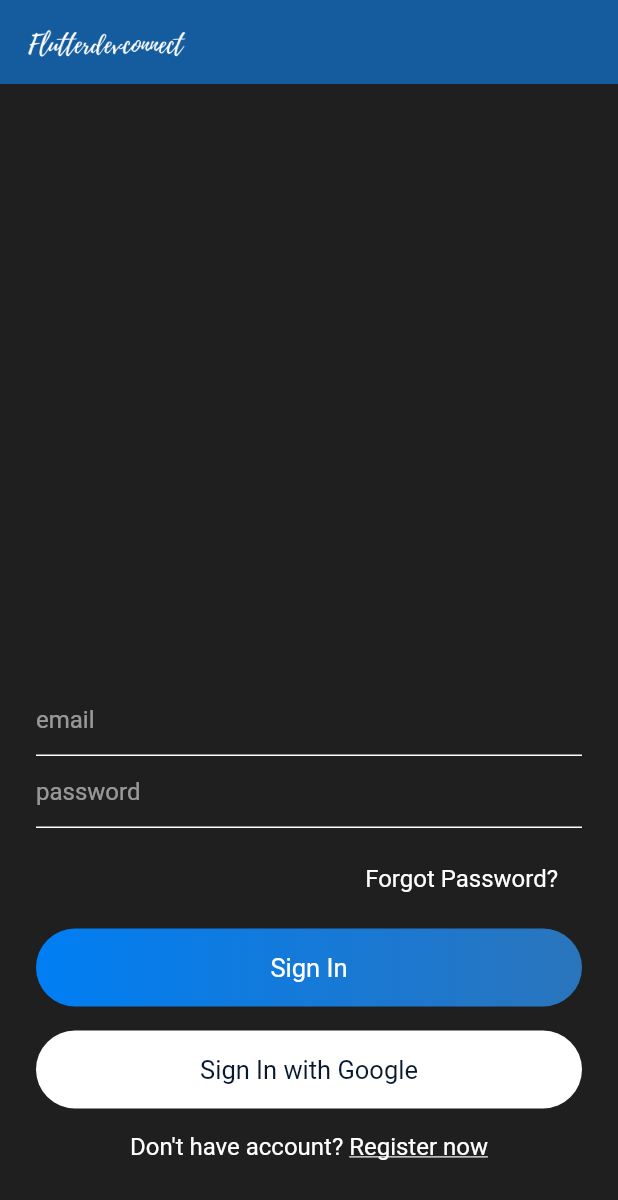
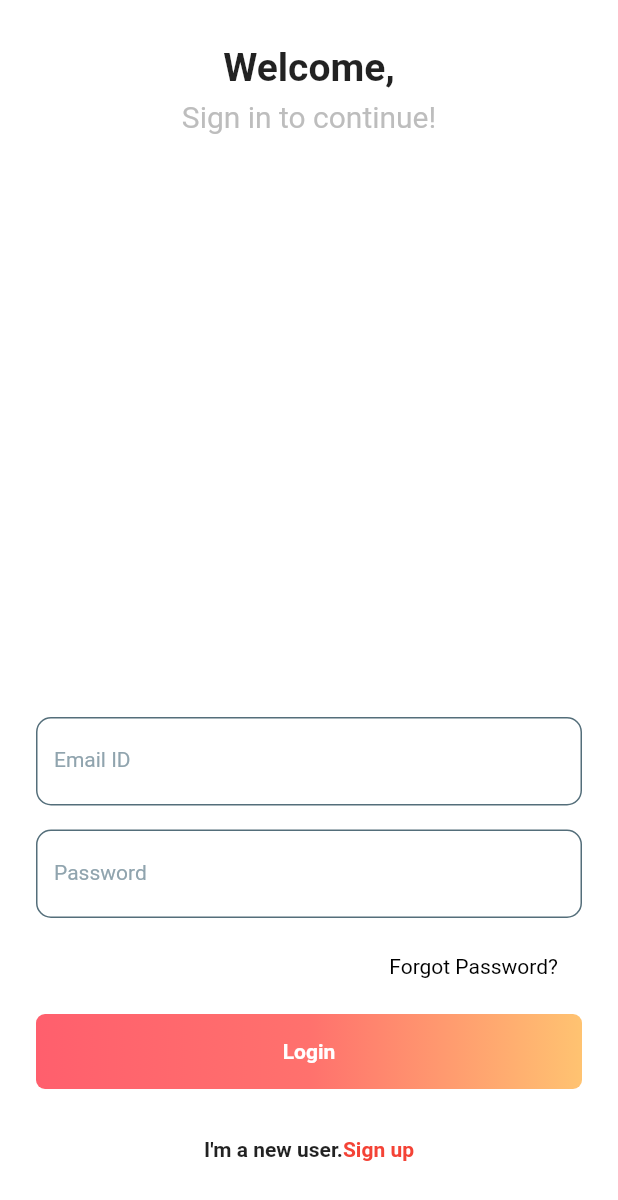
Before and after one commit to aruntemme/Chat-module-flutter-archived-, a Flutter app: the screen it shows after launch, on a phone screen of 412 x 824 dp. Shown: the top 1200 px of the screen. Run offline on Flutter 3.47's test engine with Material 2 defaults, Android fonts, the phone set to English and light mode, and no system bars; our stand-ins replace cloud_firestore, firebase_auth, modal_progress_hud, shared_preferences; accounts and stored records are empty; Roboto replaces fonts that are missing (OverpassRegular).

```diff
--- a/lib/helper/constants.dart
+++ b/lib/helper/constants.dart
@@ -1,7 +1,16 @@
+
+import 'package:flutter/cupertino.dart';
+import 'package:flutter/material.dart';
 
 class Constants{
 
   static String myName = "";
+  static String myFullName = "";
 
 
 }
+
+
+final kTextStyleBlack = TextStyle(
+  color: Colors.black,
+);
--- a/lib/helper/theme.dart
+++ b/lib/helper/theme.dart
@@ -2,5 +2,5 @@ import 'package:flutter/material.dart';
 
 class CustomTheme {
   static Color colorAccent = Color(0xff007EF4);
-  static Color textColor = Color(0xff071930);
+  static Color textColor = Colors.white;
 }
--- a/lib/main.dart
+++ b/lib/main.dart
@@ -38,7 +38,7 @@ class _MyAppState extends State<MyApp> {
       debugShowCheckedModeBanner: false,
       theme: ThemeData(
         primaryColor: Color(0xff145C9E),
-        scaffoldBackgroundColor: Color(0xff1F1F1F),
+        scaffoldBackgroundColor: Colors.white,
         accentColor: Color(0xff007EF4),
         fontFamily: "OverpassRegular",
         visualDensity: VisualDensity.adaptivePlatformDensity,
--- a/lib/views/signin.dart
+++ b/lib/views/signin.dart
@@ -1,5 +1,4 @@
 import 'package:flutterapp/helper/helperfunctions.dart';
-import 'package:flutterapp/helper/theme.dart';
 import 'package:flutterapp/services/auth.dart';
 import 'package:flutterapp/services/database.dart';
 import 'package:flutterapp/views/chatrooms.dart';
@@ -7,6 +6,7 @@ import 'package:flutterapp/views/forgot_password.dart';
 import 'package:flutterapp/widget/widget.dart';
 import 'package:cloud_firestore/cloud_firestore.dart';
 import 'package:flutter/material.dart';
+import 'package:flutterapp/helper/constants.dart';
 
 class SignIn extends StatefulWidget {
   final Function toggleView;
@@ -37,7 +37,7 @@ class _SignInState extends State<SignIn> {
           .signInWithEmailAndPassword(
               emailEditingController.text, passwordEditingController.text)
           .then((result) async {
-        if (result != null)  {
+        if (result != null) {
           QuerySnapshot userInfoSnapshot =
               await DatabaseMethods().getUserInfo(emailEditingController.text);
 
@@ -62,21 +62,55 @@ class _SignInState extends State<SignIn> {
   @override
   Widget build(BuildContext context) {
     return Scaffold(
-      appBar: appBarMain(context),
       body: isLoading
           ? Container(
               child: Center(child: CircularProgressIndicator()),
             )
           : Container(
               padding: EdgeInsets.symmetric(horizontal: 24),
+              child: SafeArea(
                 child: Column(
                   children: [
+                    SizedBox(
+                      height: 30,
+                    ),
+                    Text(
+                      "Welcome,",
+                      style:
+                          TextStyle(fontSize: 26, fontWeight: FontWeight.bold),
+                    ),
+                    SizedBox(
+                      height: 6,
+                    ),
+                    Text(
+                      "Sign in to continue!",
+                      style:
+                          TextStyle(fontSize: 20, color: Colors.grey.shade400),
+                    ),
+
                     Spacer(),
                     Form(
                       key: formKey,
                     child: Column(
                       children: [
                         TextFormField(
+                          decoration: InputDecoration(
+                            hintStyle: kTextStyleBlack,
+                            labelText: "Email ID",
+                            labelStyle: TextStyle(
+                                fontSize: 14, color: Colors.blueGrey[300]),
+                            enabledBorder: OutlineInputBorder(
+                              borderRadius: BorderRadius.circular(10),
+                              borderSide: BorderSide(
+                                color: Colors.blueGrey[600],
+                              ),
+                            ),
+                            focusedBorder: OutlineInputBorder(
+                                borderRadius: BorderRadius.circular(10),
+                                borderSide: BorderSide(
+                                  color: Colors.red,
+                                )),
+                          ),
                           keyboardType: TextInputType.emailAddress,
                           validator: (val) {
                             return RegExp(
@@ -87,18 +121,34 @@ class _SignInState extends State<SignIn> {
                           },
                           controller: emailEditingController,
                           style: simpleTextStyle(),
-                          decoration: textFieldInputDecoration("email"),
                         ),
+                        SizedBox(height: 16,),
                         TextFormField(
+                          decoration: InputDecoration(
+                            labelText: "Password",
+                            labelStyle: TextStyle(
+                                fontSize: 14, color: Colors.blueGrey[300]),
+                            enabledBorder: OutlineInputBorder(
+                              borderRadius: BorderRadius.circular(10),
+                              borderSide: BorderSide(
+                                color: Colors.blueGrey[600],
+                              ),
+                            ),
+                            focusedBorder: OutlineInputBorder(
+                                borderRadius: BorderRadius.circular(10),
+                                borderSide: BorderSide(
+                                  color: Colors.red,
+                                )),
+                          ),
                           obscureText: true,
                           validator: (val) {
                             return val.length >= 6
                                 ? null
-                                : "Enter Password 6+ characters";
+                                : "Enter Password More than 6 letters";
                           },
                           style: simpleTextStyle(),
                           controller: passwordEditingController,
-                          decoration: textFieldInputDecoration("password"),
+
                         ),
                       ],
                     ),
@@ -121,7 +171,7 @@ class _SignInState extends State<SignIn> {
                                   horizontal: 16, vertical: 8),
                               child: Text(
                                 "Forgot Password?",
-                              style: simpleTextStyle(),
+                                style: kTextStyleBlack,
                               )),
                         )
                       ],
@@ -129,66 +179,55 @@ class _SignInState extends State<SignIn> {
                     SizedBox(
                       height: 16,
                     ),
-                  GestureDetector(
-                    onTap: () {
+                    Container(
+                      height: 50,
+                      width: double.infinity,
+                      child: FlatButton(
+                        onPressed: (){
                           signIn();
                         },
+                        padding: EdgeInsets.all(0),
+                        child: Ink(
+                          decoration: BoxDecoration(
+                            borderRadius: BorderRadius.circular(6),
+                            gradient: LinearGradient(
+                              begin: Alignment.centerLeft,
+                              end: Alignment.centerRight,
+                              colors: [
+                                Color(0xffff5f6d),
+                                Color(0xffff716d),
+                                Color(0xffffc371),
+                              ],
+                            ),
+                          ),
                           child: Container(
-                      padding: EdgeInsets.symmetric(vertical: 16),
-                      decoration: BoxDecoration(
-                          borderRadius: BorderRadius.circular(30),
-                          gradient: LinearGradient(
-                            colors: [
-                              const Color(0xff007EF4),
-                              const Color(0xff2A75BC)
-                            ],
-                          )),
-                      width: MediaQuery.of(context).size.width,
-                      child: Text(
-                        "Sign In",
-                        style: biggerTextStyle(),
-                        textAlign: TextAlign.center,
+                            alignment: Alignment.center,
+                            constraints: BoxConstraints(maxWidth: double.infinity,minHeight: 50),
+                            child: Text("Login",style: TextStyle(color: Colors.white,fontWeight: FontWeight.bold),textAlign: TextAlign.center,),
+                          ),
+                        ),
+                        shape: RoundedRectangleBorder(
+                          borderRadius: BorderRadius.circular(6),
                         ),
                       ),
                     ),
                     SizedBox(
                       height: 16,
                     ),
-                  Container(
-                    padding: EdgeInsets.symmetric(vertical: 16),
-                    decoration: BoxDecoration(
-                        borderRadius: BorderRadius.circular(30),
-                        color: Colors.white),
-                    width: MediaQuery.of(context).size.width,
-                    child: Text(
-                      "Sign In with Google",
-                      style:
-                          TextStyle(fontSize: 17, color: CustomTheme.textColor),
-                      textAlign: TextAlign.center,
-                    ),
-                  ),
+
                     SizedBox(
                       height: 16,
                     ),
                     Row(
                       mainAxisAlignment: MainAxisAlignment.center,
-                    children: [
-                      Text(
-                        "Don't have account? ",
-                        style: simpleTextStyle(),
-                      ),
+                      children: <Widget>[
+                        Text("I'm a new user.",style: TextStyle(fontWeight: FontWeight.bold),),
                         GestureDetector(
-                        onTap: () {
+                          onTap: (){
                             widget.toggleView();
                           },
-                        child: Text(
-                          "Register now",
-                          style: TextStyle(
-                              color: Colors.white,
-                              fontSize: 16,
-                              decoration: TextDecoration.underline),
-                        ),
-                      ),
+                          child: Text("Sign up",style: TextStyle(fontWeight: FontWeight.bold,color: Colors.red),),
+                        )
                       ],
                     ),
                     SizedBox(
@@ -197,6 +236,7 @@ class _SignInState extends State<SignIn> {
                   ],
                 ),
               ),
+            ),
     );
   }
 }
```
Also changed, not shown: lib/services/auth.dart (+21 -23 lines), lib/services/database.dart (+17 -0 lines), lib/views/chat.dart (+70 -26 lines), lib/views/chatrooms.dart (+74 -5 lines), lib/views/search.dart (+12 -2 lines). Lines whose indentation alone changed are shown as unchanged.
